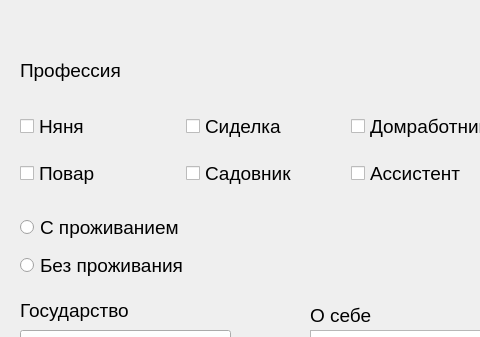
yshelev/nya, file Assets/WindowsUI/worker.ui: the form before one commit; both pictures show x 0 to 480 and y 0 to 337 of the 993 by 706 pixel window.
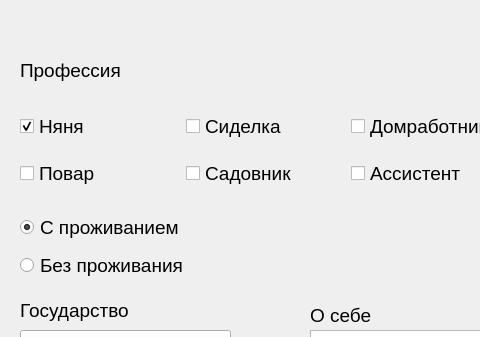
The form after the commit.

Commit message: норм открываются воркеры

```diff
--- a/Assets/WindowsUI/worker.ui
+++ b/Assets/WindowsUI/worker.ui
@@ -34,6 +34,9 @@
        <property name="text">
         <string>Няня</string>
        </property>
+       <property name="checked">
+        <bool>true</bool>
+       </property>
        <attribute name="buttonGroup">
         <string notr="true">professions</string>
        </attribute>
@@ -136,6 +139,9 @@
        <property name="text">
         <string>С проживанием</string>
        </property>
+       <property name="checked">
+        <bool>true</bool>
+       </property>
       </widget>
      </item>
      <item>
```
Left out of the diff: 3 changed lines with no effect on the pictures. The commit also changes 2 other files.
